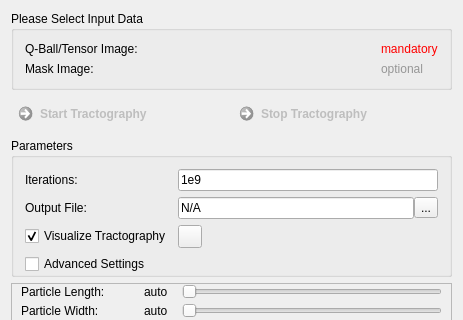
This is Plugins/org.mitk.gui.qt.diffusionimaging.tractography/src/internal/QmitkGibbsTrackingViewControls.ui in MITK/MITK as Qt 5 draws it before an edit; both pictures show x 0 to 463 and y 0 to 320 of the 463 by 1011 pixel window. The edited form follows.
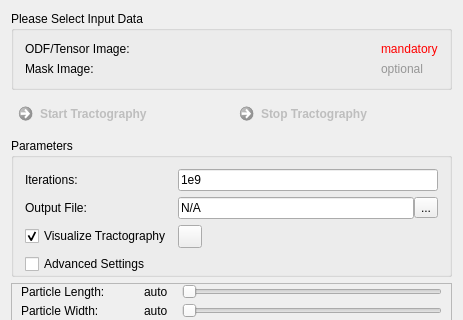
This is the edited form. Icons and pictures are not drawn.

Commit message:
Rename qball image to ODF image. Only stuff that is really qball related and not generally ODF related remains.
Summary: Basically renamed every occurrence odf qbi to odf, unless it is really qball related

Test Plan: No functionality changes, so everything is covered by the currect tests

Reviewers: O1 MITK Core, goch

Reviewed By: O1 MITK Core, goch

Subscribers: goch

Maniphest Tasks: T23319

The edit to the form file:
```diff
--- a/Plugins/org.mitk.gui.qt.diffusionimaging.tractography/src/internal/QmitkGibbsTrackingViewControls.ui
+++ b/Plugins/org.mitk.gui.qt.diffusionimaging.tractography/src/internal/QmitkGibbsTrackingViewControls.ui
@@ -863,7 +863,7 @@
          </sizepolicy>
         </property>
         <property name="text">
-         <string>Q-Ball/Tensor Image:</string>
+         <string>ODF/Tensor Image:</string>
         </property>
        </widget>
       </item>
```
Left out of the diff: 6 changed lines with no effect on the pictures. The commit also changes 124 other files.
